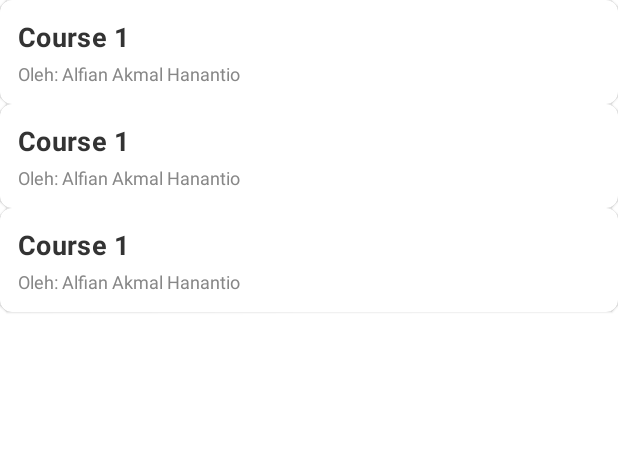
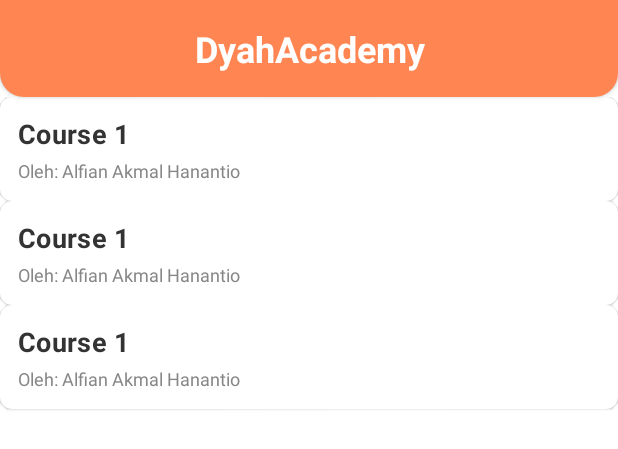
Before and after one commit to amalhanaja/dyahacademy-android, an Android app: the layout fragment_course_list.xml on its own in the app's theme, with its tools: preview values and no code run, on a phone screen of 412 x 824 dp. Shown: the top 449 px of the screen. Run offline under Robolectric (Android 15) with nearby library versions, the phone set to English and light mode, and no system bars.

Commit message:
Color: Add Color Scheme

```diff
--- /dev/null
+++ b/app/src/main/res/drawable/shape_round_bottom_coral_xl.xml
@@ -0,0 +1,11 @@
+<?xml version="1.0" encoding="utf-8"?>
+<shape xmlns:android="http://schemas.android.com/apk/res/android"
+    android:shape="rectangle">
+
+    <solid android:color="@color/coral" />
+
+    <corners
+        android:bottomLeftRadius="@dimen/radius_xl"
+        android:bottomRightRadius="@dimen/radius_xl" />
+
+</shape>
--- a/app/src/main/res/layout/exo_controller.xml
+++ b/app/src/main/res/layout/exo_controller.xml
@@ -100,11 +100,11 @@
             android:layout_width="match_parent"
             android:layout_height="wrap_content"
             app:bar_height="2dp"
-            app:buffered_color="@color/colorPrimary"
-            app:played_color="@color/colorPrimaryDark"
+            app:buffered_color="@color/white"
+            app:played_color="@color/coral"
             android:layout_marginStart="@dimen/spacing_2"
             android:layout_marginEnd="@dimen/spacing_2"
-            app:scrubber_color="@color/colorPrimaryDark" />
+            app:scrubber_color="@color/coral" />
 
     </LinearLayout>
 
--- a/app/src/main/res/layout/fragment_course_list.xml
+++ b/app/src/main/res/layout/fragment_course_list.xml
@@ -5,6 +5,27 @@
     android:layout_width="match_parent"
     android:layout_height="match_parent"
     tools:context="com.amalcodes.dyahacademy.android.features.course.CourseListFragment">
+
+    <FrameLayout
+        android:id="@+id/fl_course_list_top_app_bar"
+        android:layout_width="match_parent"
+        android:layout_height="wrap_content"
+        android:background="@drawable/shape_round_bottom_coral_xl"
+        android:elevation="2dp"
+        android:padding="16dp"
+        app:layout_constraintEnd_toEndOf="parent"
+        app:layout_constraintStart_toStartOf="parent"
+        app:layout_constraintTop_toTopOf="parent">
+
+        <com.google.android.material.textview.MaterialTextView
+            android:layout_width="match_parent"
+            android:layout_height="wrap_content"
+            android:text="@string/app_name"
+            android:textAlignment="center"
+            android:textColor="@color/white"
+            android:textSize="@dimen/font_size_3xl"
+            android:textStyle="bold" />
+    </FrameLayout>
 
     <androidx.recyclerview.widget.RecyclerView
         android:id="@+id/rv_course_list"
@@ -15,7 +36,7 @@
         app:layout_constraintBottom_toBottomOf="parent"
         app:layout_constraintEnd_toEndOf="parent"
         app:layout_constraintStart_toStartOf="parent"
-        app:layout_constraintTop_toTopOf="parent"
+        app:layout_constraintTop_toBottomOf="@id/fl_course_list_top_app_bar"
         tools:listitem="@layout/item_course" />
 
 </androidx.constraintlayout.widget.ConstraintLayout>
--- a/app/src/main/res/layout/item_course.xml
+++ b/app/src/main/res/layout/item_course.xml
@@ -19,7 +19,7 @@
             android:layout_width="match_parent"
             android:layout_height="wrap_content"
             android:letterSpacing=".0125"
-            android:textColor="@color/textColorPrimary"
+            android:textColor="@color/jet"
             android:textSize="@dimen/font_size_xl"
             android:textStyle="bold"
             app:layout_constraintEnd_toEndOf="parent"
--- a/app/src/main/res/values/colors.xml
+++ b/app/src/main/res/values/colors.xml
@@ -1,7 +1,10 @@
 <?xml version="1.0" encoding="utf-8"?>
 <resources>
-    <color name="colorPrimary">#008577</color>
-    <color name="colorPrimaryDark">#00574B</color>
-    <color name="colorAccent">#D81B60</color>
-    <color name="textColorPrimary">#333333</color>
+    <color name="coral">#FF8552</color>
+    <color name="white">#FFFFFF</color>
+    <color name="dodgerBlue">#2191FB</color>
+    <color name="mediumSeaGreen">#3BB273</color>
+    <color name="radicalRed">#FF3366</color>
+    <color name="jet">#333333</color>
+    <color name="outerSpace">#494949</color>
 </resources>
--- a/app/src/main/res/values/styles.xml
+++ b/app/src/main/res/values/styles.xml
@@ -1,11 +1,10 @@
 <resources>
 
     <!-- Base application theme. -->
-    <style name="AppTheme" parent="Theme.MaterialComponents.DayNight.DarkActionBar">
+    <style name="AppTheme" parent="Theme.MaterialComponents.DayNight.NoActionBar">
         <!-- Customize your theme here. -->
-        <item name="colorPrimary">@color/colorPrimary</item>
-        <item name="colorPrimaryDark">@color/colorPrimaryDark</item>
-        <item name="colorAccent">@color/colorAccent</item>
+        <item name="colorPrimary">@color/coral</item>
+        <item name="colorAccent">@color/dodgerBlue</item>
     </style>
 
 </resources>
```
